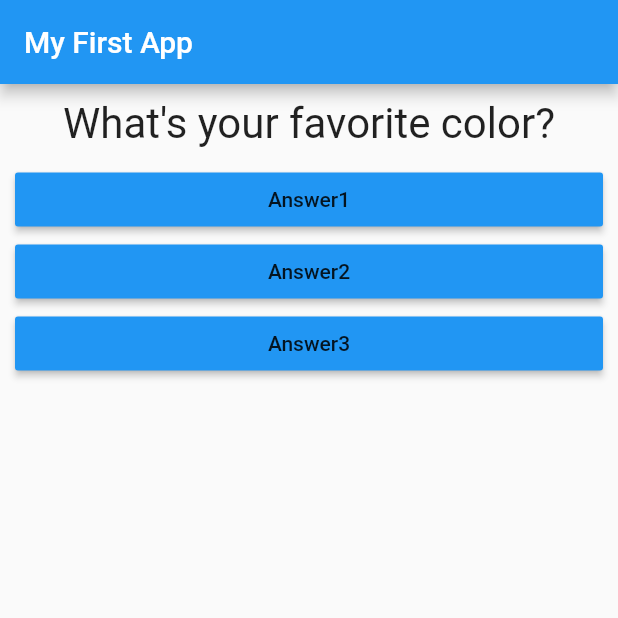
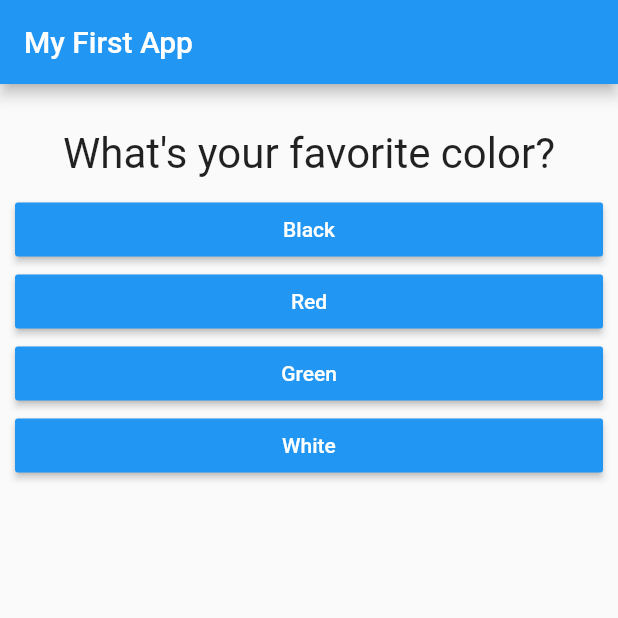
Before and after one commit to shocknawe/flutter-big-5, a Flutter app: the screen it shows after launch, on a phone screen of 412 x 824 dp, the top half of it. Run offline on Flutter 3.47's test engine with Material 2 defaults, Android fonts, the phone set to English and light mode, and no system bars.

Commit message:
after lesson #48

```diff
--- a/lib/answer.dart
+++ b/lib/answer.dart
@@ -16,6 +16,8 @@ class Answer extends StatelessWidget {
       ),
       child: RaisedButton(
         color: Colors.blue,
+        textColor: Colors.white,
+        padding: EdgeInsets.all(10),
         child: Text(answerText),
         onPressed: onPressed,
       ),
--- a/lib/main.dart
+++ b/lib/main.dart
@@ -16,12 +16,28 @@ class MyApp extends StatefulWidget {
   }
 }
 
+class _QuestionKey {
+  String question;
+  List<String> answerList;
+
+  _QuestionKey({this.question, this.answerList});
+}
+
 class _MyAppState extends State<MyApp> {
-  int _questionIndex = 0;
-
-  static const questions = [
-    'What\'s your favorite color?',
-    'What\'s your favorite animal?'
+  var _questionIndex = 0;
+  var questions = [
+    _QuestionKey(
+      question: 'What\'s your favorite color?',
+      answerList: ['Black', 'Red', 'Green', 'White'],
+    ),
+    _QuestionKey(
+      question: 'What\'s your favorite animal?',
+      answerList: ['Rabbit', 'Snake', 'Elephant', 'Lion'],
+    ),
+    _QuestionKey(
+      question: 'Who\'s your favorite instructor?',
+      answerList: ['Max', 'Max', 'Max', 'Max'],
+    ),
   ];
 
   void _answerQuestion() {
@@ -42,20 +58,14 @@ class _MyAppState extends State<MyApp> {
         body: Column(
           children: [
             Question(
-              questions[_questionIndex],
+              questions[_questionIndex].question
             ),
-            Answer(
-              'Answer1',
-              onPressed: _answerQuestion,
-            ),
-            Answer(
-              'Answer2',
-              onPressed: _answerQuestion,
-            ),
-            Answer(
-              'Answer3',
-              onPressed: _answerQuestion,
-            ),
+            ...questions[_questionIndex].answerList.map((answer) {
+              return Answer(
+                answer,
+                onPressed: _answerQuestion,
+              );
+            }).toList()
           ],
         ),
       ),
--- a/lib/question.dart
+++ b/lib/question.dart
@@ -9,7 +9,10 @@ class Question extends StatelessWidget {
   Widget build(BuildContext context) {
     return Container(
       width: double.infinity,
-      margin: EdgeInsets.all(10),
+      margin: EdgeInsets.only(
+        top: 30,
+        bottom: 10,
+      ),
       child: Text(
         questionText,
         style: TextStyle(
```
